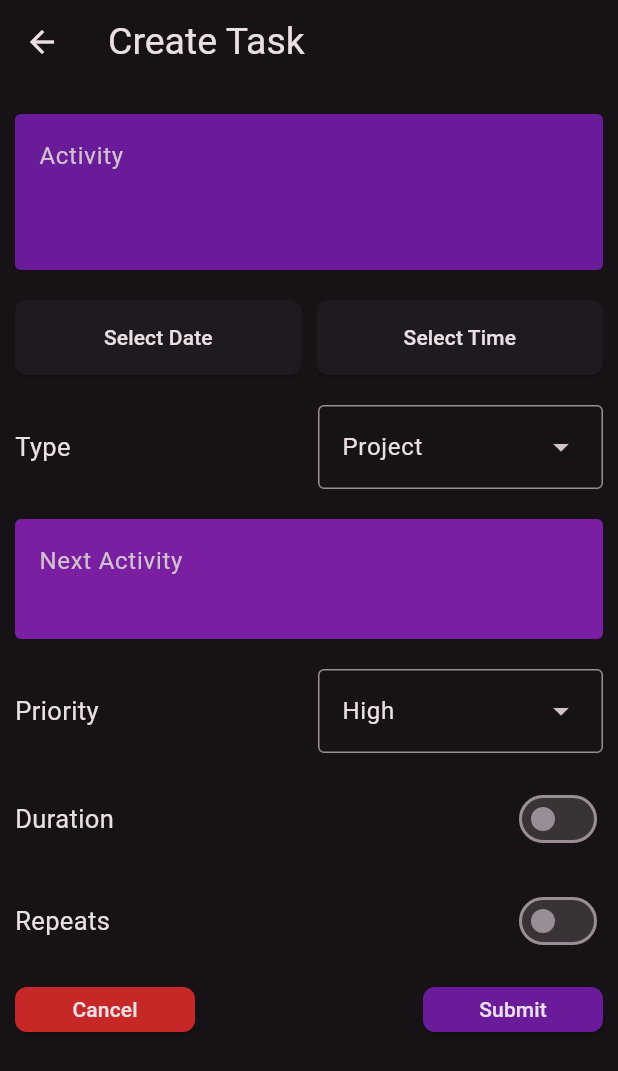
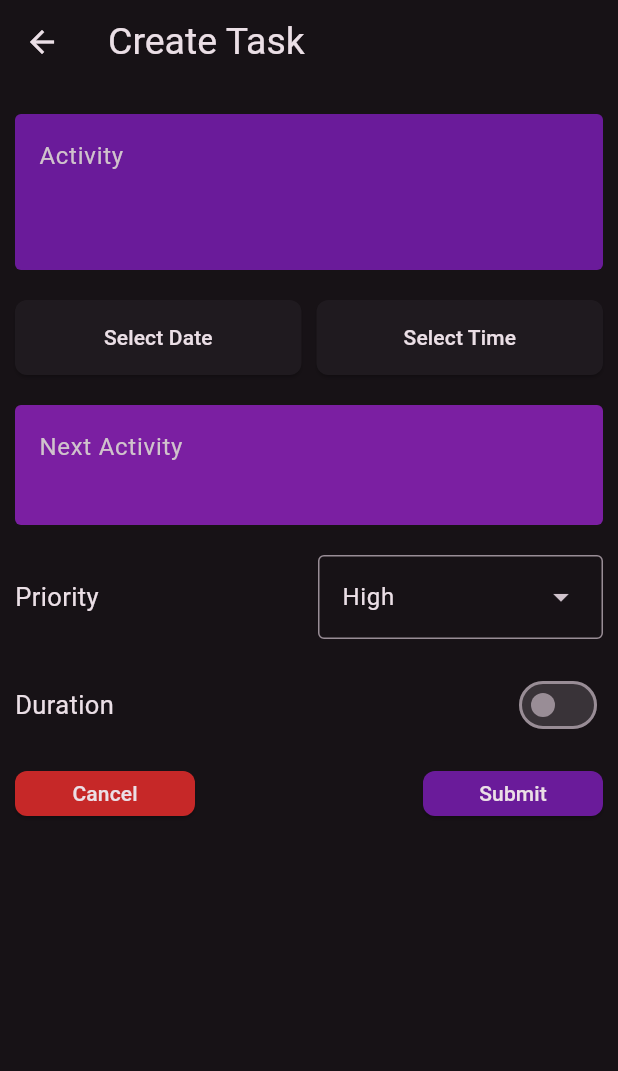
Before and after one commit to sdrhmn/purple, a Flutter app: the GoalsPage screen opened directly, after a tap on the "add" icon, on a phone screen of 412 x 824 dp. Shown: the top 1071 px of the screen. Run offline on Flutter 3.47's test engine with Material 3 defaults, Android fonts, the phone set to English and light mode, and no system bars; our stand-ins replace flutter_local_notifications, flutter_riverpod, objectbox, styled_widget, timezone; generated files the repository leaves out were written again.

Commit message:
rem some props

```diff
--- a/lib/modules/tasks/ui/task_form_screen.dart
+++ b/lib/modules/tasks/ui/task_form_screen.dart
@@ -149,7 +149,9 @@ class _TaskFormState extends ConsumerState<TaskFormScreen> {
           ].toRow(),
 
           // Type
-          [
+          task.type == "project"
+              ? Container()
+              : [
                   const Text("Type"),
                   DropdownMenu(
                       initialSelection: task.type,
@@ -243,7 +245,9 @@ class _TaskFormState extends ConsumerState<TaskFormScreen> {
               : Container(),
 
           // Repeat Rule
-          <Widget>[
+          task.type == "project"
+              ? Container()
+              : <Widget>[
                   const Text("Repeats"),
                   Switch(
                     onChanged: (value) {
@@ -380,7 +384,7 @@ class _TaskFormState extends ConsumerState<TaskFormScreen> {
               : Container(),
 
           // Reminders
-          task.time == null
+          task.time == null || task.type == "project"
               ? Container()
               : ReminderSliders(
                   model: task.copyWith(repeatRule: repeatRule),
```
Lines whose indentation alone changed are shown as unchanged.
